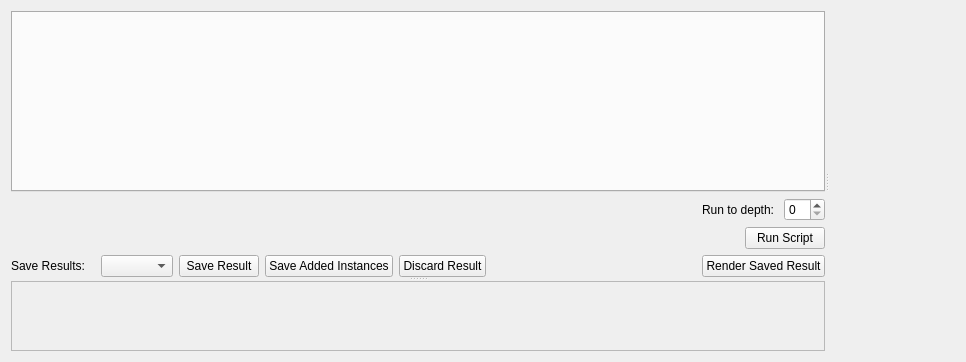
Old version of the form GUI/L_System/scriptTabWidget.ui in the repository Binyamin-Brion/L-System-Visualizer.
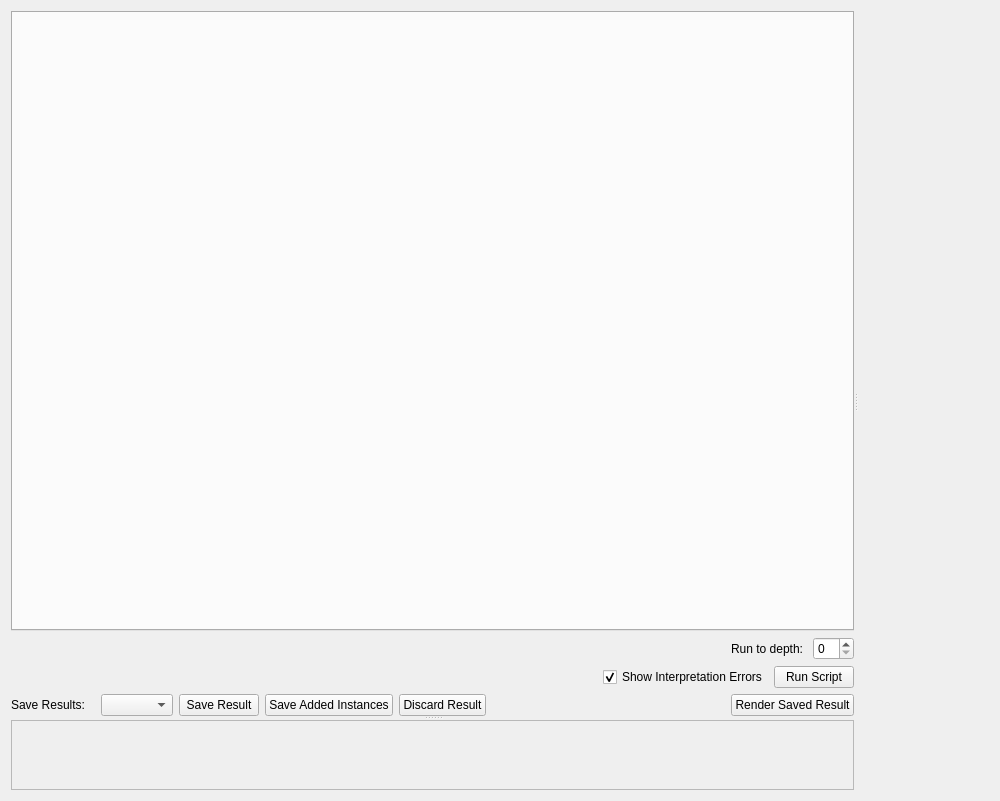
New version of the form. Custom widgets are drawn as their Qt base class.

Commit message: - Fixed issues that would occur when saving a script with no axiom, rules that contained deleted constants and variables. - Aded option to show error messages in the interpretation output, and gave the user the option of choosing where to save the project.

The edit to the form file:
```diff
--- a/GUI/L_System/scriptTabWidget.ui
+++ b/GUI/L_System/scriptTabWidget.ui
@@ -6,8 +6,8 @@
    <rect>
     <x>0</x>
     <y>0</y>
-    <width>966</width>
-    <height>362</height>
+    <width>1000</width>
+    <height>801</height>
    </rect>
   </property>
   <property name="windowTitle">
@@ -73,6 +73,16 @@
                </property>
               </spacer>
              </item>
+             <item>
+              <widget class="QCheckBox" name="showErrorsCheckbox">
+               <property name="text">
+                <string>Show Interpretation Errors</string>
+               </property>
+               <property name="checked">
+                <bool>true</bool>
+               </property>
+              </widget>
+             </item>
              <item>
               <widget class="QPushButton" name="runScriptButton">
                <property name="text">
@@ -148,7 +158,7 @@
             <rect>
              <x>0</x>
              <y>0</y>
-             <width>793</width>
+             <width>925</width>
              <height>68</height>
             </rect>
            </property>
```
The commit also changes 32 other files.
